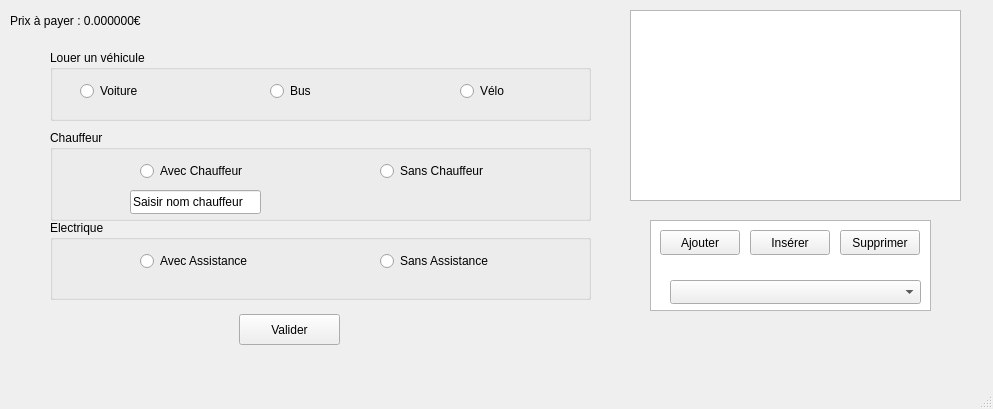
Before: the Qt Designer form mainwindow.ui in GZablot/TAC, drawn with Qt 5.
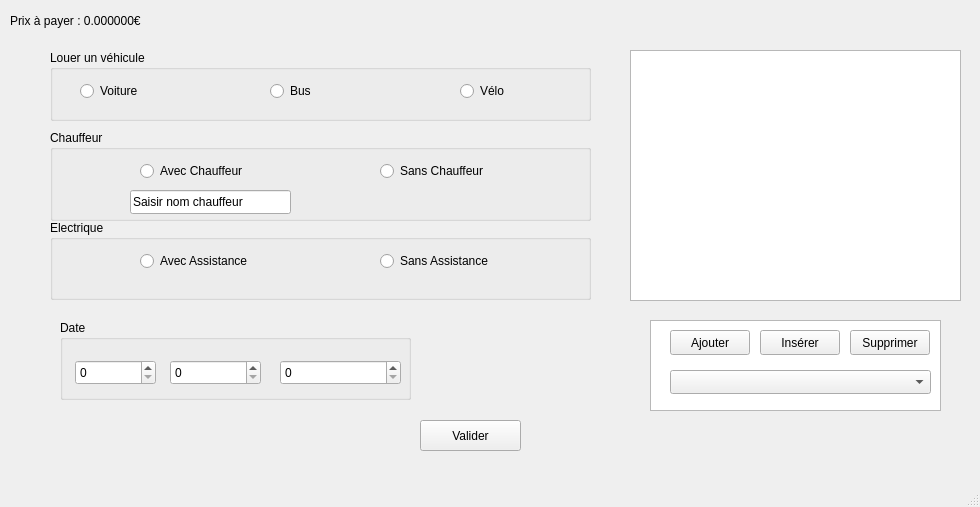
After: the same form once the commit is applied.

Diff of the .ui file:
```diff
--- a/mainwindow.ui
+++ b/mainwindow.ui
@@ -6,8 +6,8 @@
    <rect>
     <x>0</x>
     <y>0</y>
-    <width>993</width>
-    <height>409</height>
+    <width>980</width>
+    <height>507</height>
    </rect>
   </property>
   <property name="windowTitle">
@@ -18,9 +18,9 @@
     <property name="geometry">
      <rect>
       <x>630</x>
-      <y>10</y>
+      <y>50</y>
       <width>331</width>
-      <height>191</height>
+      <height>251</height>
      </rect>
     </property>
    </widget>
@@ -28,8 +28,8 @@
     <property name="geometry">
      <rect>
       <x>650</x>
-      <y>220</y>
-      <width>281</width>
+      <y>320</y>
+      <width>291</width>
       <height>91</height>
      </rect>
     </property>
@@ -37,8 +37,8 @@
    <widget class="QPushButton" name="pushButton">
     <property name="geometry">
      <rect>
-      <x>660</x>
-      <y>230</y>
+      <x>670</x>
+      <y>330</y>
       <width>80</width>
       <height>25</height>
      </rect>
@@ -50,8 +50,8 @@
    <widget class="QPushButton" name="pushButton_2">
     <property name="geometry">
      <rect>
-      <x>750</x>
-      <y>230</y>
+      <x>760</x>
+      <y>330</y>
       <width>80</width>
       <height>25</height>
      </rect>
@@ -63,8 +63,8 @@
    <widget class="QPushButton" name="pushButton_3">
     <property name="geometry">
      <rect>
-      <x>840</x>
-      <y>230</y>
+      <x>850</x>
+      <y>330</y>
       <width>80</width>
       <height>25</height>
      </rect>
@@ -77,8 +77,8 @@
     <property name="geometry">
      <rect>
       <x>670</x>
-      <y>280</y>
-      <width>251</width>
+      <y>370</y>
+      <width>261</width>
       <height>24</height>
      </rect>
     </property>
@@ -191,7 +191,7 @@
       <rect>
        <x>80</x>
        <y>60</y>
-       <width>131</width>
+       <width>161</width>
        <height>24</height>
       </rect>
      </property>
@@ -242,8 +242,8 @@
    <widget class="QPushButton" name="valider">
     <property name="geometry">
      <rect>
-      <x>239</x>
-      <y>314</y>
+      <x>420</x>
+      <y>420</y>
       <width>101</width>
       <height>31</height>
      </rect>
@@ -252,6 +252,49 @@
      <string>Valider</string>
     </property>
    </widget>
+   <widget class="QGroupBox" name="groupDate">
+    <property name="geometry">
+     <rect>
+      <x>60</x>
+      <y>320</y>
+      <width>351</width>
+      <height>80</height>
+     </rect>
+    </property>
+    <property name="title">
+     <string>Date</string>
+    </property>
+    <widget class="QSpinBox" name="jourDebut">
+     <property name="geometry">
+      <rect>
+       <x>15</x>
+       <y>40</y>
+       <width>81</width>
+       <height>25</height>
+      </rect>
+     </property>
+    </widget>
+    <widget class="QSpinBox" name="moisDebut">
+     <property name="geometry">
+      <rect>
+       <x>110</x>
+       <y>40</y>
+       <width>91</width>
+       <height>25</height>
+      </rect>
+     </property>
+    </widget>
+    <widget class="QSpinBox" name="anneeDebut">
+     <property name="geometry">
+      <rect>
+       <x>220</x>
+       <y>40</y>
+       <width>121</width>
+       <height>25</height>
+      </rect>
+     </property>
+    </widget>
+   </widget>
   </widget>
   <widget class="QMenuBar" name="menuBar">
    <property name="geometry">
```
Left out of the diff: 2 changed lines with no effect on the pictures.
